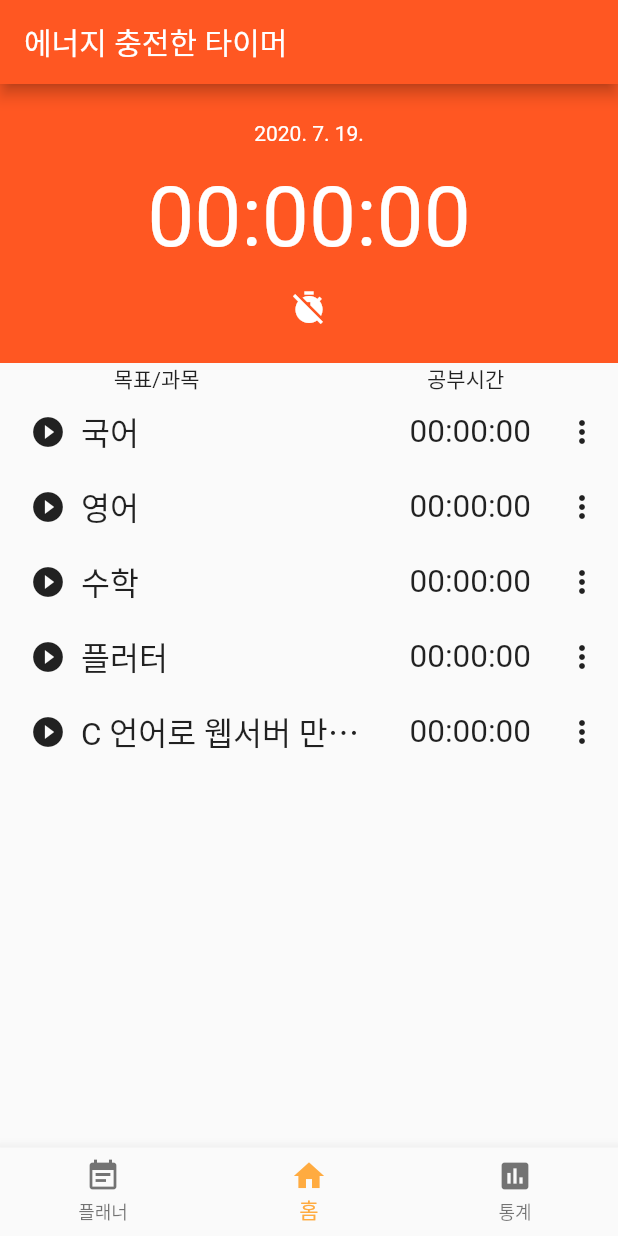
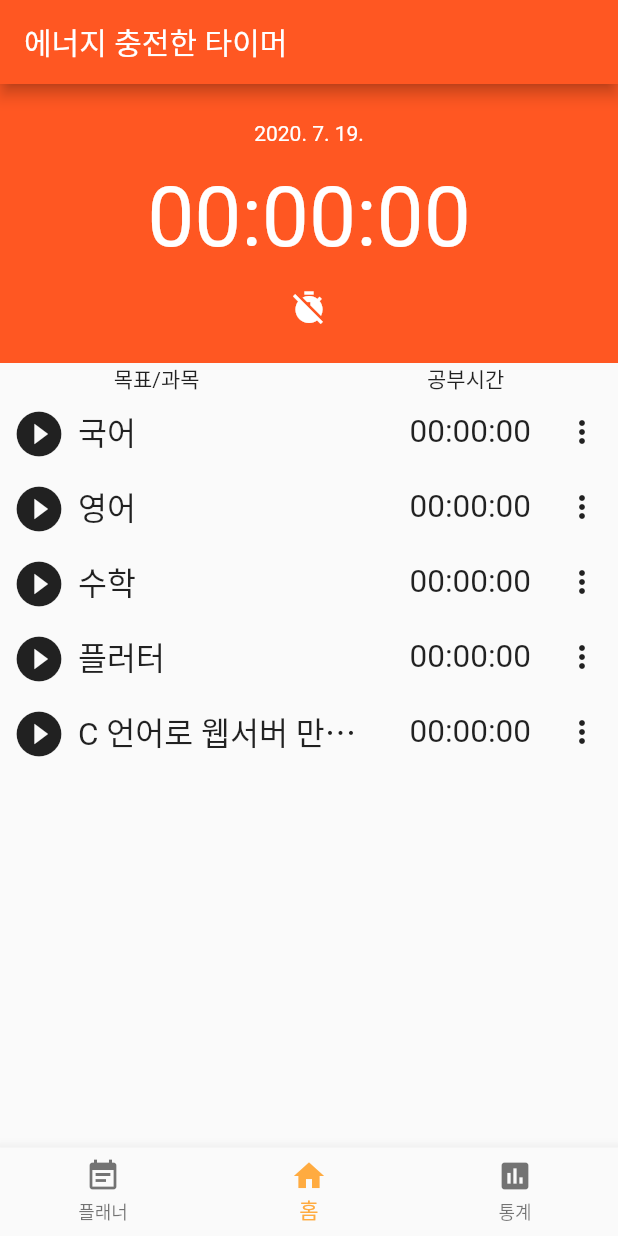
Before and after one commit to gaejotbab/ect, a Flutter app: the screen it shows after launch, on a phone screen of 412 x 824 dp. Run offline on Flutter 3.47's test engine with Material 2 defaults, Android fonts, the phone set to English and light mode, and no system bars.

Commit message:
홈 화면 과목 타이머 시작 버튼 스낵바로 임시로 구현

```diff
--- a/lib/main.dart
+++ b/lib/main.dart
@@ -140,9 +140,15 @@ class _HomeScreenWidgetState extends State<HomeScreenWidget> {
                       height: 50,
                       child: Row(
                         children: <Widget>[
-                          SizedBox(width: 20),
-                          Icon(Icons.play_circle_filled),
-                          SizedBox(width: 10),
+                          IconButton(
+                            icon: Icon(Icons.play_circle_filled),
+                            iconSize: 36,
+                            onPressed: () {
+                              Scaffold.of(context).showSnackBar(SnackBar(
+                                content: Text("버튼 누름"),
+                              ));
+                            },
+                          ),
                           Expanded(
                             child: Text(_goals[i].name,
                               overflow: TextOverflow.ellipsis,
```
